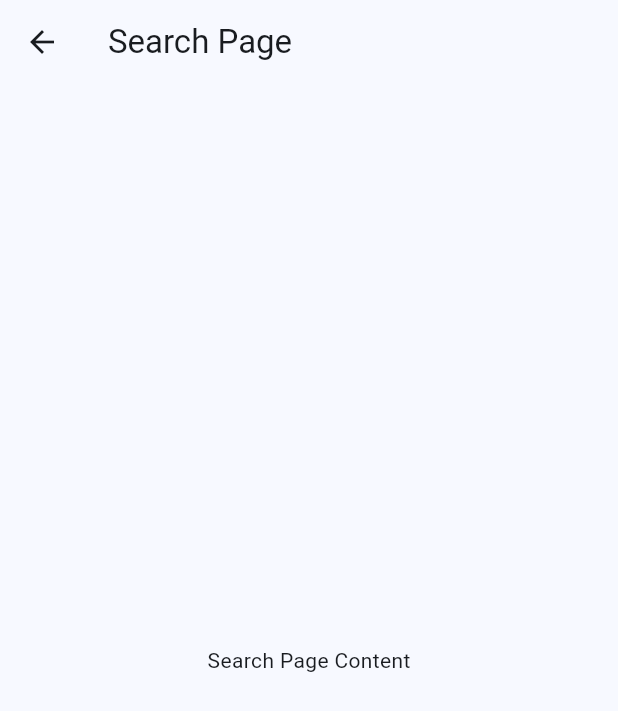
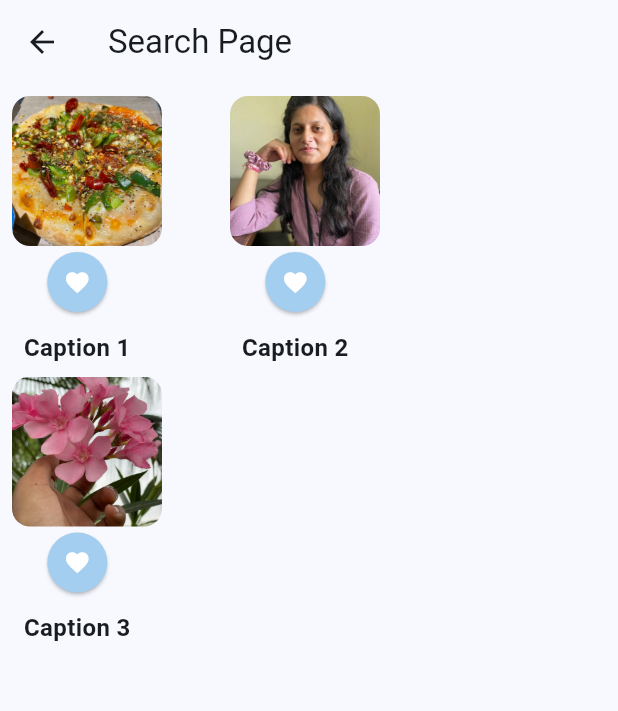
Before and after one commit to riloveCP/hobbyconnect, a Flutter app: the SearchPage screen opened directly, on a phone screen of 412 x 824 dp. Shown: the top 711 px of the screen. Run offline on Flutter 3.47's test engine with Material 2 defaults, Android fonts, the light colour scheme and no system bars; our stand-ins replace animated_splash_screen, video_player.

Commit message:
done work on homepage now working os search page

```diff
--- a/lib/homepage.dart
+++ b/lib/homepage.dart
@@ -1,7 +1,9 @@
 import 'package:flutter/material.dart';
 import 'package:video_player/video_player.dart';
 import 'message.dart';
-//import 'search.dart';
+import 'search.dart';
+import 'notification.dart';
+import 'profile.dart';
 
 void main() {
   runApp(
@@ -122,7 +124,7 @@ class _HomePageState extends State<HomePage> {
       case 2:
         Navigator.push(
           context,
-          MaterialPageRoute(builder: (context) => NotificationsPage()),
+          MaterialPageRoute(builder: (context) => NotificationPage()),
         );
         break;
       case 3:
@@ -167,48 +169,6 @@ class PlaceholderWidget extends StatelessWidget {
       child: Text(
         'This is the $pageName',
         style: TextStyle(fontSize: 30),
-      ),
-    );
-  }
-}
-
-class SearchPage extends StatelessWidget {
-  @override
-  Widget build(BuildContext context) {
-    return Scaffold(
-      appBar: AppBar(
-        title: Text('Search Page'),
-      ),
-      body: Center(
-        child: Text('Search Page Content'),
-      ),
-    );
-  }
-}
-
-class NotificationsPage extends StatelessWidget {
-  @override
-  Widget build(BuildContext context) {
-    return Scaffold(
-      appBar: AppBar(
-        title: Text('Notifications Page'),
-      ),
-      body: Center(
-        child: Text('Notifications Page Content'),
-      ),
-    );
-  }
-}
-
-class ProfilePage extends StatelessWidget {
-  @override
-  Widget build(BuildContext context) {
-    return Scaffold(
-      appBar: AppBar(
-        title: Text('Profile Page'),
-      ),
-      body: Center(
-        child: Text('Profile Page Content'),
       ),
     );
   }
--- a/lib/search.dart
+++ b/lib/search.dart
@@ -1,59 +1,131 @@
 import 'package:flutter/material.dart';
+import 'package:video_player/video_player.dart';
 
-class SearchPage extends StatefulWidget {
-  @override
-  State<SearchPage> createState() => _SearchPageState();
+void main() {
+  runApp(MyApp());
 }
 
-class _SearchPageState extends State<SearchPage> {
+class MyApp extends StatelessWidget {
   @override
   Widget build(BuildContext context) {
+    return MaterialApp(
+      home: SearchPage(),
+    );
+  }
+}
+
+class SearchPage extends StatelessWidget {
+  @override
+  Widget build(BuildContext context) {
+    // Create a list of SmallFrame objects with different properties
+    List<SmallFrame> smallFrames = [
+      SmallFrame(
+        mediaPath: 'images/pizza.jpg',
+        buttonText: '',
+        caption: 'Caption 1',
+      ),
+      SmallFrame(
+        mediaPath: 'images/saloni.jpg',
+        buttonText: '',
+        caption: 'Caption 2',
+      ),
+      SmallFrame(
+        mediaPath: 'images/pinkflower.jpg',
+        buttonText: '',
+        caption: 'Caption 3',
+      ),
+      // Add more SmallFrame objects as needed
+    ];
+
     return Scaffold(
       appBar: AppBar(
         title: Text('Search Page'),
       ),
-      body: ListView(
-        children: [
-          // Search Bar
-          Padding(
+      body: Padding(
         padding: const EdgeInsets.all(8.0),
-            child: TextField(
-              decoration: InputDecoration(
-                hintText: 'Search...',
-                hintStyle: TextStyle(color: Colors.blue),
-                filled: true,
-                fillColor: Colors.grey[800],
-                border: OutlineInputBorder(
-                  borderRadius: BorderRadius.circular(10.0),
-                  borderSide: BorderSide.none,
+        child: Wrap(
+          spacing: 8.0, // Adjust the spacing as needed
+          runSpacing: 8.0, // Adjust the run spacing as needed
+          children: smallFrames,
         ),
       ),
-              style: TextStyle(color: Colors.white),
-            ),
-          ),
-          // Rest of the content
-          Column(
+    );
+  }
+}
+
+
+class SmallFrame extends StatefulWidget {
+  final String mediaPath;
+  final String buttonText;
+  final String caption;
+
+  SmallFrame({
+    required this.mediaPath,
+    required this.buttonText,
+    required this.caption,
+  });
+
+  @override
+  _SmallFrameState createState() => _SmallFrameState();
+}
+
+class _SmallFrameState extends State<SmallFrame> {
+  bool isLiked = false;
+
+  @override
+  Widget build(BuildContext context) {
+    return Container(
+      width: MediaQuery.of(context).size.width / 3, // Adjust the width as needed
+      child: Wrap(
         children: [
-              // Background Image
+          // Image or Video
           Container(
+            height: 100.0,
+            width: 100.0,
             decoration: BoxDecoration(
+              borderRadius: BorderRadius.circular(12.0),
               image: DecorationImage(
-                    image: AssetImage('images/bg.png'), // Replace with your image path
+                image: AssetImage(widget.mediaPath),
                 fit: BoxFit.cover,
               ),
             ),
-                child: Center(
+          ),
+          SizedBox(width: 8.0),
+          // Column to place the button on the bottom and caption on the top
+          Column(
+            mainAxisAlignment: MainAxisAlignment.spaceBetween,
+            children: [
+              // Like button with heart icon on the bottom
+              ElevatedButton(
+                onPressed: () {
+                  // Toggle the liked state
+                  setState(() {
+                    isLiked = !isLiked;
+                  });
+                },
+                style: ElevatedButton.styleFrom(
+                  primary: Color.fromARGB(255, 164, 206, 240),
+                  shape: CircleBorder(),
+                  padding: EdgeInsets.all(8.0),
+                ),
+                child: Icon(
+                  Icons.favorite,
+                  color: isLiked ? Colors.blue : Colors.white,
+                ),
+              ),
+              SizedBox(height: 8.0),
+              // Caption on the top
+              Padding(
+                padding: const EdgeInsets.symmetric(horizontal: 8.0),
                 child: Text(
-                    'This is the Search Page Content',
+                  widget.caption,
+                  textAlign: TextAlign.right,
                   style: TextStyle(
-                      color: Colors.white,
-                      fontSize: 20,
+                    fontSize: 16.0,
                     fontWeight: FontWeight.bold,
                   ),
                 ),
               ),
-              ),
-              // Additional content if needed
             ],
           ),
         ],
@@ -61,3 +133,51 @@ class _SearchPageState extends State<SearchPage> {
     );
   }
 }
+
+
+
+class VideoPlayerWidget extends StatefulWidget {
+  final String videoPath;
+
+  VideoPlayerWidget({required this.videoPath});
+
+  @override
+  _VideoPlayerWidgetState createState() => _VideoPlayerWidgetState();
+}
+
+class _VideoPlayerWidgetState extends State<VideoPlayerWidget> {
+  late VideoPlayerController _controller;
+  late Future<void> _initializeVideoPlayerFuture;
+
+  @override
+  void initState() {
+    super.initState();
+
+    _controller = VideoPlayerController.asset(widget.videoPath);
+    _initializeVideoPlayerFuture = _controller.initialize();
+
+    _initializeVideoPlayerFuture.then((_) {
+      // Ensure the first frame is shown after the video is initialized
+      setState(() {});
+    });
+
+    // Optional: Set looping if needed
+    _controller.setLooping(true);
+  }
+
+  @override
+  void dispose() {
+    _controller.dispose(); // Dispose of the controller when the widget is disposed
+    super.dispose();
+  }
+
+  @override
+  Widget build(BuildContext context) {
+    return _controller.value.isInitialized
+        ? AspectRatio(
+            aspectRatio: _controller.value.aspectRatio,
+            child: VideoPlayer(_controller),
+          )
+        : CircularProgressIndicator();
+  }
+}
```
Also changed, not shown: 1 other file. Lines whose indentation alone changed are shown as unchanged.
